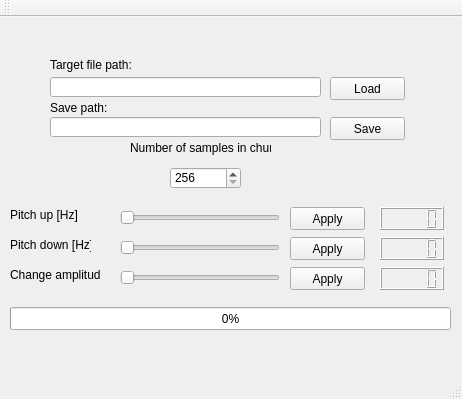
Old version of the form GUIMusicEqualiser/GUIMusicEqualiser.ui in the repository Phyteon/MusicEqualiser1.
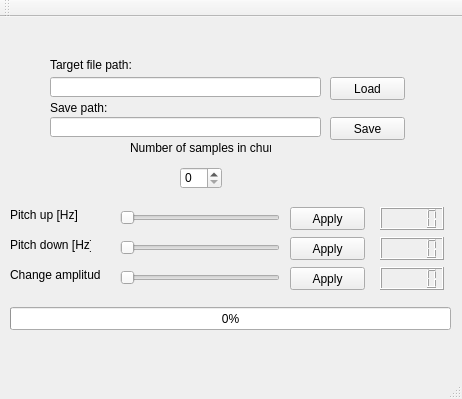
New version of the form.

```diff
--- a/GUIMusicEqualiser/GUIMusicEqualiser.ui
+++ b/GUIMusicEqualiser/GUIMusicEqualiser.ui
@@ -271,24 +271,12 @@
    <widget class="QSpinBox" name="sampleInChunk">
     <property name="geometry">
      <rect>
-      <x>170</x>
+      <x>180</x>
       <y>150</y>
-      <width>71</width>
+      <width>42</width>
       <height>22</height>
      </rect>
     </property>
-    <property name="readOnly">
-     <bool>false</bool>
-    </property>
-    <property name="minimum">
-     <number>256</number>
-    </property>
-    <property name="maximum">
-     <number>2048</number>
-    </property>
-    <property name="singleStep">
-     <number>256</number>
-    </property>
    </widget>
   </widget>
   <widget class="QMenuBar" name="menuBar">
```
Left out of the diff: 2 changed lines with no effect on the pictures.
